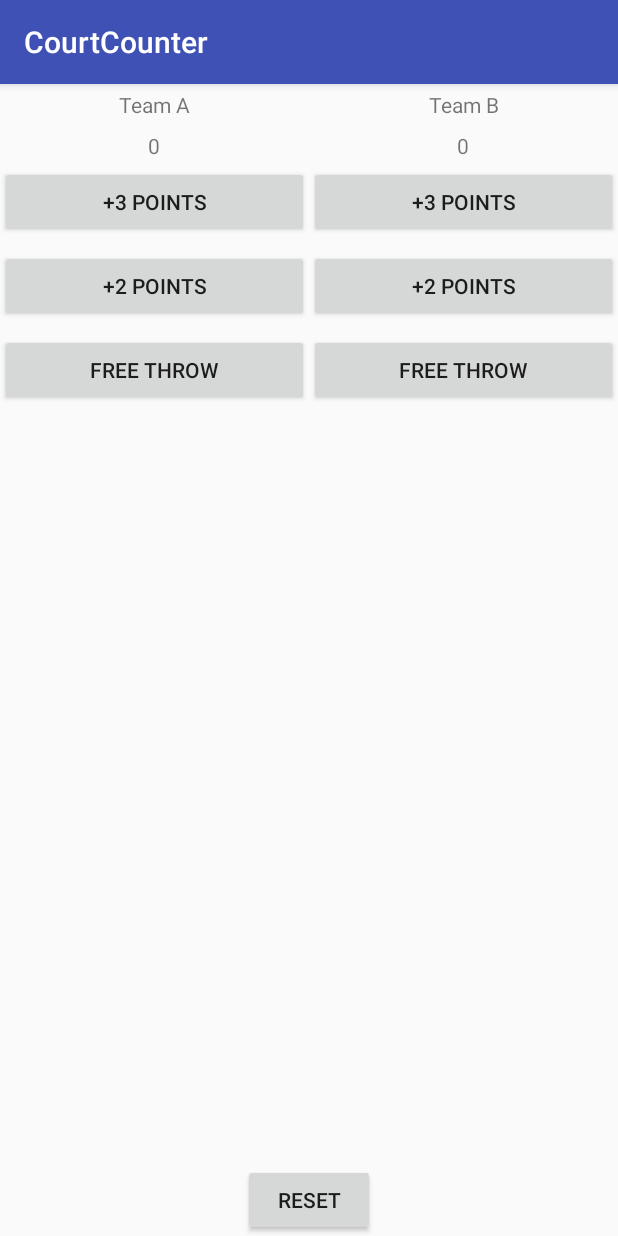
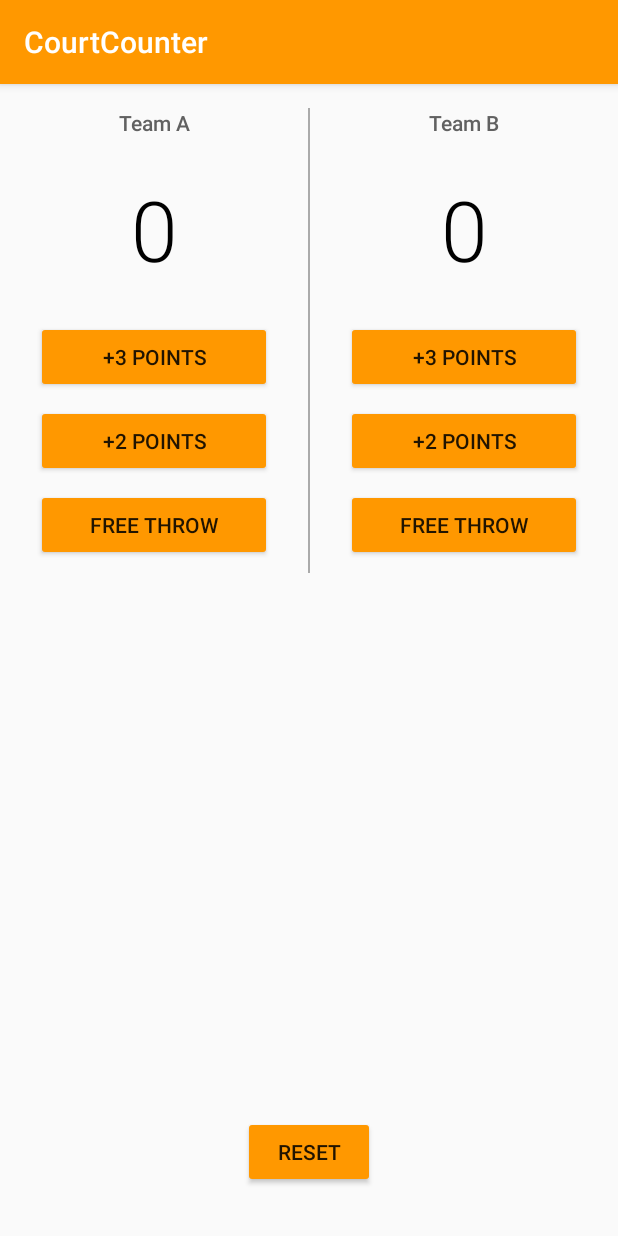
Before and after one commit to multiversetheorie/CourtCounter, an Android app: the screen it shows after launch (MainActivity), on a phone screen of 412 x 824 dp. Run offline under Robolectric (Android 15) with nearby library versions, the phone set to English and light mode, and no system bars.

Commit message:
Final layout and style.

```diff
--- a/app/src/main/res/layout/activity_main.xml
+++ b/app/src/main/res/layout/activity_main.xml
@@ -7,37 +7,44 @@
 
     <LinearLayout
         android:layout_width="match_parent"
-        android:layout_height="match_parent"
-        android:orientation="horizontal"
-        tools:context=".MainActivity">
+        android:layout_height="wrap_content"
+        android:orientation="horizontal">
 
         <LinearLayout
             android:layout_width="0dp"
-            android:layout_height="match_parent"
+            android:layout_height="wrap_content"
             android:layout_weight="1"
-            android:orientation="vertical"
-            tools:context=".MainActivity">
+            android:orientation="vertical">
 
             <TextView
                 android:layout_width="match_parent"
                 android:layout_height="wrap_content"
+                android:layout_marginTop="16dp"
+                android:fontFamily="sans-serif-medium"
                 android:gravity="center"
-                android:padding="4dp"
-                android:text="Team A" />
+                android:text="Team A"
+                android:textColor="#616161"
+                android:textSize="14sp" />
 
             <TextView
                 android:id="@+id/team_a_score"
                 android:layout_width="match_parent"
                 android:layout_height="wrap_content"
+                android:layout_marginBottom="24dp"
+                android:layout_marginTop="24dp"
+                android:fontFamily="sans-serif-light"
                 android:gravity="center"
-                android:padding="4dp"
-                android:text="0" />
+                android:text="0"
+                android:textColor="#000000"
+                android:textSize="56sp" />
 
             <Button
                 android:layout_width="match_parent"
                 android:layout_height="wrap_content"
                 android:layout_gravity="center_horizontal"
                 android:layout_marginBottom="8dp"
+                android:layout_marginLeft="24dp"
+                android:layout_marginRight="24dp"
                 android:onClick="threePointsForTeamA"
                 android:text="+3 points"
                 android:textAllCaps="true" />
@@ -47,6 +54,8 @@
                 android:layout_height="wrap_content"
                 android:layout_gravity="center_horizontal"
                 android:layout_marginBottom="8dp"
+                android:layout_marginLeft="24dp"
+                android:layout_marginRight="24dp"
                 android:onClick="twoPointsForTeamA"
                 android:text="+2 points"
                 android:textAllCaps="true" />
@@ -56,38 +65,54 @@
                 android:layout_height="wrap_content"
                 android:layout_gravity="center_horizontal"
                 android:layout_marginBottom="8dp"
+                android:layout_marginLeft="24dp"
+                android:layout_marginRight="24dp"
                 android:onClick="freeThrowForTeamA"
                 android:text="Free Throw"
                 android:textAllCaps="true" />
         </LinearLayout>
 
+        <View
+            android:layout_width="1dp"
+            android:layout_height="match_parent"
+            android:layout_marginTop="16dp"
+            android:background="@android:color/darker_gray" />
+
         <LinearLayout
             android:layout_width="0dp"
             android:layout_height="match_parent"
             android:layout_weight="1"
-            android:orientation="vertical"
-            tools:context=".MainActivity">
+            android:orientation="vertical">
 
             <TextView
                 android:layout_width="match_parent"
                 android:layout_height="wrap_content"
+                android:layout_marginTop="16dp"
+                android:fontFamily="sans-serif-medium"
                 android:gravity="center"
-                android:padding="4dp"
-                android:text="Team B" />
+                android:text="Team B"
+                android:textColor="#616161"
+                android:textSize="14sp" />
 
             <TextView
                 android:id="@+id/team_b_score"
                 android:layout_width="match_parent"
                 android:layout_height="wrap_content"
+                android:layout_marginBottom="24dp"
+                android:layout_marginTop="24dp"
+                android:fontFamily="sans-serif-light"
                 android:gravity="center"
-                android:padding="4dp"
-                android:text="0" />
+                android:text="0"
+                android:textColor="#000000"
+                android:textSize="56sp" />
 
             <Button
                 android:layout_width="match_parent"
                 android:layout_height="wrap_content"
                 android:layout_gravity="center_horizontal"
                 android:layout_marginBottom="8dp"
+                android:layout_marginLeft="24dp"
+                android:layout_marginRight="24dp"
                 android:onClick="threePointsForTeamB"
                 android:text="+3 points"
                 android:textAllCaps="true" />
@@ -97,6 +122,8 @@
                 android:layout_height="wrap_content"
                 android:layout_gravity="center_horizontal"
                 android:layout_marginBottom="8dp"
+                android:layout_marginLeft="24dp"
+                android:layout_marginRight="24dp"
                 android:onClick="twoPointsForTeamB"
                 android:text="+2 points"
                 android:textAllCaps="true" />
@@ -106,12 +133,13 @@
                 android:layout_height="wrap_content"
                 android:layout_gravity="center_horizontal"
                 android:layout_marginBottom="8dp"
+                android:layout_marginLeft="24dp"
+                android:layout_marginRight="24dp"
                 android:onClick="freeThrowForTeamB"
                 android:text="Free Throw"
                 android:textAllCaps="true" />
 
         </LinearLayout>
-
     </LinearLayout>
 
     <Button
@@ -119,6 +147,7 @@
         android:layout_height="wrap_content"
         android:layout_alignParentBottom="true"
         android:layout_centerHorizontal="true"
+        android:layout_marginBottom="32dp"
         android:onClick="resetScore"
         android:text="Reset"
         android:textAllCaps="true" />
--- a/app/src/main/res/values/styles.xml
+++ b/app/src/main/res/values/styles.xml
@@ -3,9 +3,10 @@
     <!-- Base application theme. -->
     <style name="AppTheme" parent="Theme.AppCompat.Light.DarkActionBar">
         <!-- Customize your theme here. -->
-        <item name="colorPrimary">@color/colorPrimary</item>
-        <item name="colorPrimaryDark">@color/colorPrimaryDark</item>
-        <item name="colorAccent">@color/colorAccent</item>
+        <item name="colorPrimary">#FF9800</item>
+        <item name="colorPrimaryDark">@android:color/darker_gray</item>
+        <item name="colorButtonNormal">#FF9800</item>
+
     </style>
 
 </resources>
```
